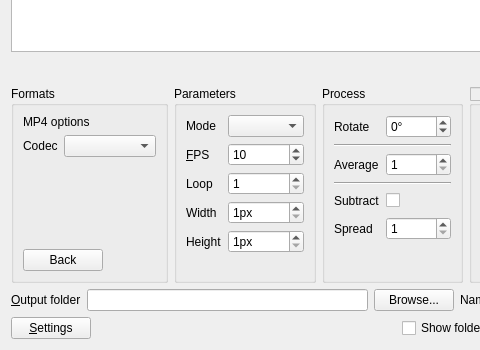
Qt form mainframe.ui (EthanChappel/HQ-Animate) before a commit; both pictures show x 0 to 480 and y 350 to 700 of the 650 by 700 pixel window.
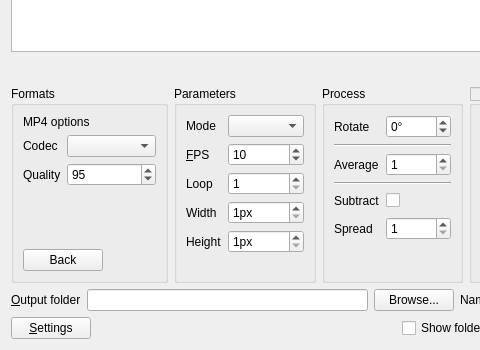
The same form after that commit. The open tabs and pages were chosen to show the change.

Commit message: Add quality options for MP4 and WebM.

Diff of the .ui file:
```diff
--- a/mainframe.ui
+++ b/mainframe.ui
@@ -732,6 +732,29 @@
                 </property>
                </widget>
               </item>
+              <item row="1" column="0">
+               <widget class="QLabel" name="mp4_quality_label">
+                <property name="text">
+                 <string>Quality</string>
+                </property>
+                <property name="buddy">
+                 <cstring>mp4_quality_spinner</cstring>
+                </property>
+               </widget>
+              </item>
+              <item row="1" column="1">
+               <widget class="QSpinBox" name="mp4_quality_spinner">
+                <property name="minimum">
+                 <number>1</number>
+                </property>
+                <property name="maximum">
+                 <number>100</number>
+                </property>
+                <property name="value">
+                 <number>95</number>
+                </property>
+               </widget>
+              </item>
              </layout>
             </item>
             <item>
```
Left out of the diff: 23 changed lines with no effect on the pictures. The commit also changes 4 other files.
